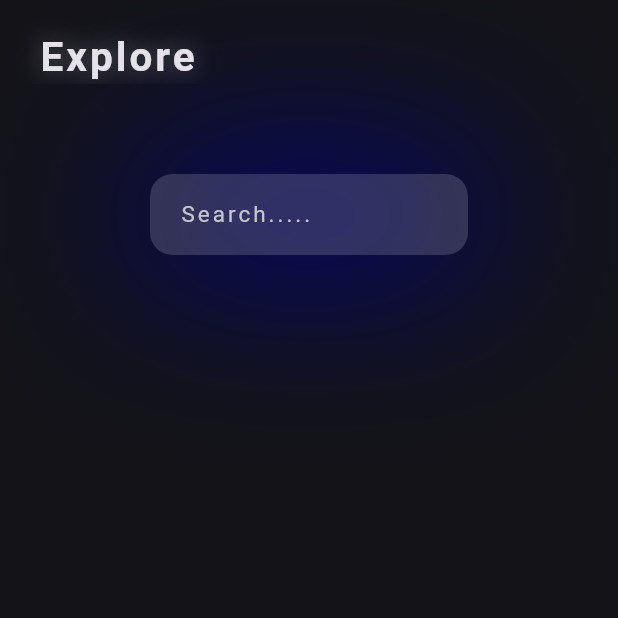
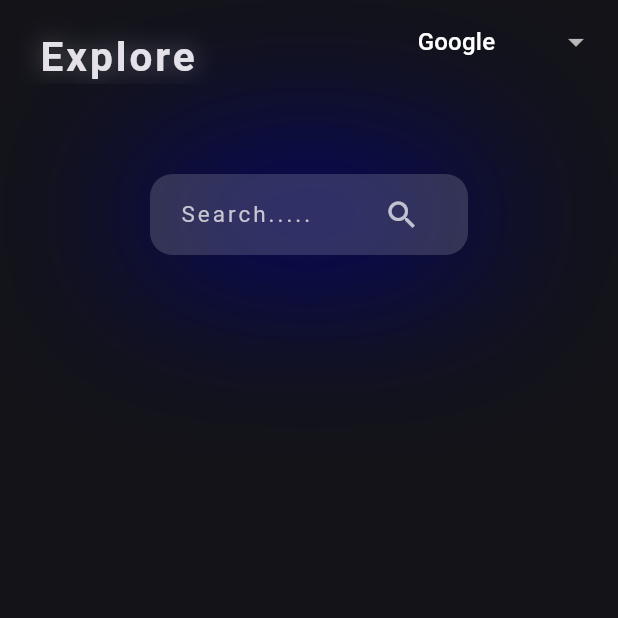
Before and after one commit to rituraj-z/search_explore, a Flutter app: the screen it shows after launch, on a phone screen of 412 x 824 dp, the top half of it. Run offline on Flutter 3.47's test engine with Material 3 defaults, Android fonts, the phone set to English and light mode, and no system bars.

Commit message:
added more features

```diff
--- a/lib/homepage.dart
+++ b/lib/homepage.dart
@@ -1,6 +1,8 @@
 import 'package:flutter/material.dart';
 import 'package:search_explore/search_bar.dart';
-import 'title_bar.dart';
+import 'package:search_explore/title_bar.dart';
+import 'package:url_launcher/url_launcher_string.dart';
+import 'package:search_explore/search_engine_enum.dart'; // Import the new enum file
 
 class HomePage extends StatefulWidget {
   const HomePage({super.key});
@@ -10,16 +12,84 @@ class HomePage extends StatefulWidget {
 }
 
 class _HomePageState extends State<HomePage> {
+  // Use the imported SearchEngine enum
+  SearchEngine _selectedEngine = SearchEngine.google;
+
+  static const Map<SearchEngine, String> _searchEngineUrls = {
+    SearchEngine.google: 'https://www.google.com/search?q=',
+    SearchEngine.youtube: 'https://www.youtube.com/results?search_query=',
+    SearchEngine.duckduckgo: 'https://duckduckgo.com/?q=',
+    SearchEngine.wikipedia: 'https://en.wikipedia.org/wiki/Special:Search?search=',
+  };
+
+  void _performSearchFromAppBar(String query) async {
+    if (query.isNotEmpty) {
+      final baseUrl = _searchEngineUrls[_selectedEngine];
+      if (baseUrl == null) {
+        debugPrint('Error: No URL found for selected search engine.');
+        return;
+      }
+      final url = '$baseUrl${Uri.encodeComponent(query)}';
+
+      if (await canLaunchUrlString(url)) {
+        await launchUrlString(url);
+      } else {
+        ScaffoldMessenger.of(context).showSnackBar(
+          SnackBar(content: Text('Could not launch $url')),
+        );
+      }
+    }
+  }
+
   @override
   Widget build(BuildContext context) {
     return Scaffold(
       appBar: AppBar(
         forceMaterialTransparency: true,
         title: const TitleBar(),
+        actions: [
+          Padding(
+            padding: const EdgeInsets.only(right: 16.0),
+            child: DropdownButton<SearchEngine>( // Use SearchEngine here
+              value: _selectedEngine,
+              icon: const Icon(Icons.arrow_drop_down, color: Colors.white70),
+              underline: const SizedBox(),
+              onChanged: (SearchEngine? newValue) { // Use SearchEngine here
+                setState(() {
+                  _selectedEngine = newValue!;
+                });
+              },
+              items: const <DropdownMenuItem<SearchEngine>>[ // Use SearchEngine here
+                DropdownMenuItem(
+                  value: SearchEngine.google,
+                  child: Text('Google', style: TextStyle(color: Colors.white)),
+                ),
+                DropdownMenuItem(
+                  value: SearchEngine.youtube,
+                  child: Text('YouTube', style: TextStyle(color: Colors.white)),
+                ),
+                DropdownMenuItem(
+                  value: SearchEngine.duckduckgo,
+                  child: Text('DuckDuckGo', style: TextStyle(color: Colors.white)),
+                ),
+                DropdownMenuItem(
+                  value: SearchEngine.wikipedia,
+                  child: Text('Wikipedia', style: TextStyle(color: Colors.white)),
+                ),
+              ],
+              dropdownColor: const Color.fromARGB(255, 1, 2, 32),
+            ),
+          ),
+        ],
       ),
-      body: const Column(
+      body: Column(
         children: [
-          Searchbar(),
+          Expanded(
+            child: Searchbar(
+              selectedEngine: _selectedEngine,
+              onSearch: _performSearchFromAppBar,
+            ),
+          ),
         ],
       ),
     );
--- a/lib/search_bar.dart
+++ b/lib/search_bar.dart
@@ -1,9 +1,17 @@
 import 'package:flutter/material.dart';
 import 'package:url_launcher/url_launcher_string.dart';
+import 'dart:convert';
+import 'package:http/http.dart' as http;
+import 'package:search_explore/search_engine_enum.dart'; // Import the new enum file
 
 class Searchbar extends StatefulWidget {
+  final SearchEngine selectedEngine; // Use the imported SearchEngine
+  final Function(String query) onSearch;
+
   const Searchbar({
     super.key,
+    required this.selectedEngine,
+    required this.onSearch,
   });
 
   @override
@@ -12,23 +20,68 @@ class Searchbar extends StatefulWidget {
 
 class _SearchbarState extends State<Searchbar> {
   final _txtcontroller = TextEditingController();
-  void search() async {
+  List<String> _suggestions = [];
+  bool _isLoadingSuggestions = false;
+
+  @override
+  void initState() {
+    super.initState();
+    _txtcontroller.addListener(_onSearchQueryChanged);
+  }
+
+  @override
+  void dispose() {
+    _txtcontroller.removeListener(_onSearchQueryChanged);
+    _txtcontroller.dispose();
+    super.dispose();
+  }
+
+  void _onSearchQueryChanged() {
     final query = _txtcontroller.text;
     if (query.isNotEmpty) {
-      final url = 'https://www.google.com/search?q=$query';
-      if (await canLaunchUrlString(url)) {
-        await launchUrlString(url);
+      _fetchSuggestions(query);
     } else {
-        throw 'Could not launch $url';
+      setState(() {
+        _suggestions = [];
+      });
     }
+  }
+
+  Future<void> _fetchSuggestions(String query) async {
+    setState(() {
+      _isLoadingSuggestions = true;
+    });
+
+    String suggestionUrl = 'http://suggestqueries.google.com/complete/search?client=firefox&q=$query';
+
+    try {
+      final response = await http.get(Uri.parse(suggestionUrl));
+      if (response.statusCode == 200) {
+        final List<dynamic> data = jsonDecode(response.body);
+        if (data.length > 1 && data[1] is List) {
+          setState(() {
+            _suggestions = List<String>.from(data[1]);
+          });
+        }
+      } else {
+        debugPrint('Failed to load suggestions: ${response.statusCode}');
+      }
+    } catch (e) {
+      debugPrint('Error fetching suggestions: $e');
+    } finally {
+      setState(() {
+        _isLoadingSuggestions = false;
+      });
     }
   }
 
   @override
   Widget build(BuildContext context) {
-    return Center(
+    return Column(
+      children: [
+        Padding(
+          padding: const EdgeInsets.symmetric(horizontal: 100, vertical: 60),
           child: Container(
-        margin: const EdgeInsets.symmetric(horizontal: 100, vertical: 60),
             padding: const EdgeInsets.symmetric(horizontal: 20, vertical: 3),
             decoration: BoxDecoration(
               borderRadius: BorderRadius.circular(15),
@@ -39,18 +92,58 @@ class _SearchbarState extends State<Searchbar> {
                   spreadRadius: 10,
                   color: Color.fromARGB(255, 0, 0, 132),
                 ),
-            ]),
+              ],
+            ),
+            child: Row(
+              children: [
+                Expanded(
                   child: TextField(
                     controller: _txtcontroller,
                     onSubmitted: (value) {
-            search();
+                      widget.onSearch(value);
                     },
                     decoration: const InputDecoration(
                       border: InputBorder.none,
                       hintText: 'Search.....',
-              hintStyle: TextStyle(letterSpacing: 2, fontSize: 15)),
+                      hintStyle: TextStyle(letterSpacing: 2, fontSize: 15),
                     ),
                   ),
+                ),
+                IconButton(
+                  icon: const Icon(Icons.search, color: Colors.white70),
+                  onPressed: () => widget.onSearch(_txtcontroller.text),
+                ),
+              ],
+            ),
+          ),
+        ),
+        if (_suggestions.isNotEmpty && !_isLoadingSuggestions && _txtcontroller.text.isNotEmpty)
+          Expanded(
+            child: ListView.builder(
+              shrinkWrap: true,
+              itemCount: _suggestions.length,
+              itemBuilder: (context, index) {
+                return ListTile(
+                  title: Text(_suggestions[index], style: const TextStyle(color: Colors.white70)),
+                  onTap: () {
+                    _txtcontroller.text = _suggestions[index];
+                    widget.onSearch(_suggestions[index]);
+                    setState(() {
+                      _suggestions = [];
+                    });
+                  },
+                );
+              },
+            ),
+          ),
+        if (_isLoadingSuggestions)
+          const Padding(
+            padding: EdgeInsets.all(8.0),
+            child: CircularProgressIndicator(
+              valueColor: AlwaysStoppedAnimation<Color>(Colors.white70),
+            ),
+          ),
+      ],
     );
   }
 }
--- /dev/null
+++ b/lib/search_engine_enum.dart
@@ -0,0 +1,8 @@
+// lib/search_engine_enum.dart
+enum SearchEngine {
+  // Renamed to SearchEngine (without leading underscore) for public use
+  google,
+  youtube,
+  duckduckgo,
+  wikipedia,
+}
--- a/pubspec.yaml
+++ b/pubspec.yaml
@@ -36,6 +36,7 @@ dependencies:
   # Use with the CupertinoIcons class for iOS style icons.
   cupertino_icons: ^1.0.8
   url_launcher: ^6.3.1
+  http: ^1.4.0
 
 dev_dependencies:
   flutter_test:
```
Also changed, not shown: pubspec.lock. Lines whose indentation alone changed are shown as unchanged.
